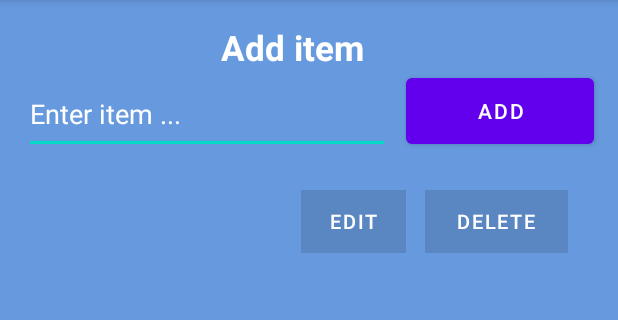
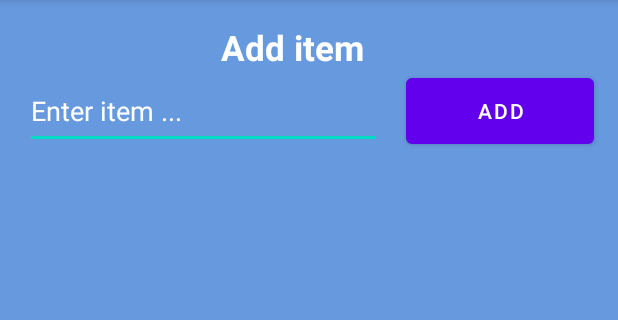
Before and after one commit to qobulovasror/todo-list-android-java, an Android app: the screen it shows after launch (MainActivity), on a phone screen of 412 x 824 dp, the part 84-404 px from its top. Run offline under Robolectric (Android 15) with nearby library versions, the phone set to English and light mode, and no system bars.

Commit message:
two com one line

```diff
--- a/app/src/main/res/layout/activity_main.xml
+++ b/app/src/main/res/layout/activity_main.xml
@@ -24,8 +24,8 @@
 
     <EditText
         android:id="@+id/editText"
-        android:layout_width="244dp"
-        android:layout_height="53dp"
+        android:layout_width="238dp"
+        android:layout_height="50dp"
         android:ems="10"
         android:hint="Enter item ..."
         android:inputType="textPersonName"
@@ -51,38 +51,6 @@
         app:layout_constraintTop_toTopOf="parent"
         app:layout_constraintVertical_bias="0.065" />
 
-    <Button
-        android:id="@+id/delete"
-        android:layout_width="95dp"
-        android:layout_height="42dp"
-        android:background="#f00"
-        android:text="Delete"
-        android:textColor="#ffffff"
-        android:textSize="13dp"
-        app:layout_constraintBottom_toBottomOf="parent"
-        app:layout_constraintEnd_toEndOf="parent"
-        app:layout_constraintHorizontal_bias="0.895"
-        app:layout_constraintStart_toStartOf="parent"
-        app:layout_constraintTop_toBottomOf="@+id/editText"
-        app:layout_constraintVertical_bias="0.039"
-        tools:ignore="TextContrastCheck,TouchTargetSizeCheck" />
-
-    <Button
-        android:id="@+id/edit"
-        android:layout_width="70dp"
-        android:layout_height="42dp"
-        android:background="#ff0"
-        android:text="Edit"
-        android:textColor="#ffffff"
-        android:textSize="13dp"
-        app:layout_constraintBottom_toBottomOf="parent"
-        app:layout_constraintEnd_toEndOf="parent"
-        app:layout_constraintHorizontal_bias="0.586"
-        app:layout_constraintStart_toStartOf="parent"
-        app:layout_constraintTop_toBottomOf="@+id/editText"
-        app:layout_constraintVertical_bias="0.039"
-        tools:ignore="TouchTargetSizeCheck,TextContrastCheck" />
-
     <LinearLayout
         android:id="@+id/linerLay"
         android:layout_width="370dp"
@@ -94,44 +62,52 @@
         app:layout_constraintHorizontal_bias="0.492"
         app:layout_constraintStart_toStartOf="parent"
         app:layout_constraintTop_toTopOf="parent"
-        app:layout_constraintVertical_bias="0.942" />
+        app:layout_constraintVertical_bias="0.942" >
+
+    </LinearLayout>
 
     <androidx.constraintlayout.widget.Barrier
         android:id="@+id/barrier3"
         android:layout_width="wrap_content"
         android:layout_height="wrap_content"
         app:barrierDirection="left"
-        app:constraint_referenced_ids="linerLay,editText" />
+        app:constraint_referenced_ids="linerLay,editText"
+        tools:layout_editor_absoluteX="20dp" />
 
     <androidx.constraintlayout.widget.Barrier
         android:id="@+id/barrier4"
         android:layout_width="wrap_content"
         android:layout_height="wrap_content"
         app:barrierDirection="left"
-        app:constraint_referenced_ids="linerLay" />
+        app:constraint_referenced_ids="linerLay"
+        tools:layout_editor_absoluteX="21dp" />
 
     <androidx.constraintlayout.widget.Barrier
         android:id="@+id/barrier5"
         android:layout_width="wrap_content"
         android:layout_height="wrap_content"
         app:barrierDirection="left"
-        app:constraint_referenced_ids="linerLay" />
+        app:constraint_referenced_ids="linerLay"
+        tools:layout_editor_absoluteX="21dp" />
 
     <androidx.constraintlayout.widget.Barrier
         android:id="@+id/barrier6"
         android:layout_width="wrap_content"
         android:layout_height="wrap_content"
         app:barrierDirection="left"
-        app:constraint_referenced_ids="linerLay" />
+        app:constraint_referenced_ids="linerLay"
+        tools:layout_editor_absoluteX="21dp" />
 
     <androidx.constraintlayout.helper.widget.Layer
         android:id="@+id/layer"
-        android:layout_width="373dp"
-        android:layout_height="524dp"
+        android:layout_width="388dp"
+        android:layout_height="533dp"
         app:constraint_referenced_ids="linerLay"
         app:layout_constraintBottom_toBottomOf="parent"
         app:layout_constraintEnd_toEndOf="parent"
         app:layout_constraintStart_toStartOf="parent"
         app:layout_constraintTop_toTopOf="parent" />
 
+
+
 </androidx.constraintlayout.widget.ConstraintLayout>
--- a/app/src/main/res/values/colors.xml
+++ b/app/src/main/res/values/colors.xml
@@ -7,4 +7,5 @@
     <color name="teal_700">#FF018786</color>
     <color name="black">#FF000000</color>
     <color name="white">#FFFFFFFF</color>
+    <color name="red">#FF0000</color>
 </resources>
```
Also changed, not shown: app/src/main/java/com/codingmylife/todolist/MainActivity.java (+50 -20 lines), app/src/debug/ic_launcher-playstore.png, app/src/debug/res/mipmap-hdpi/ic_launcher.png, app/src/debug/res/mipmap-hdpi/ic_launcher_foreground.png, app/src/debug/res/mipmap-hdpi/ic_launcher_round.png, app/src/debug/res/mipmap-mdpi/ic_launcher.png, app/src/debug/res/mipmap-mdpi/ic_launcher_foreground.png, app/src/debug/res/mipmap-mdpi/ic_launcher_round.png, app/src/debug/res/mipmap-xhdpi/ic_launcher.png, app/src/debug/res/mipmap-xhdpi/ic_launcher_foreground.png, app/src/debug/res/mipmap-xhdpi/ic_launcher_round.png, app/src/debug/res/mipmap-xxhdpi/ic_launcher.png, app/src/debug/res/mipmap-xxhdpi/ic_launcher_foreground.png, app/src/debug/res/mipmap-xxhdpi/ic_launcher_round.png, 3 more files.
